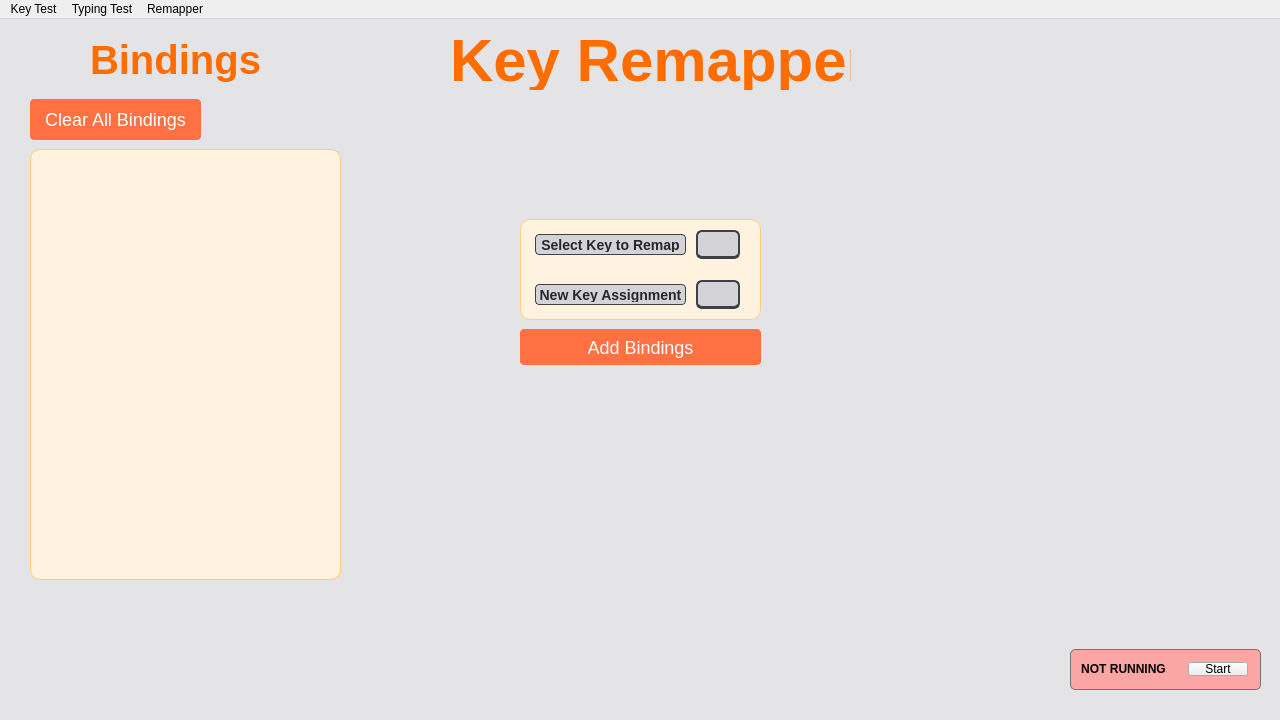
Before: the Qt Designer form resources/KeyScan.ui in ItzBlinkzy/KeyScan, drawn with Qt 5.
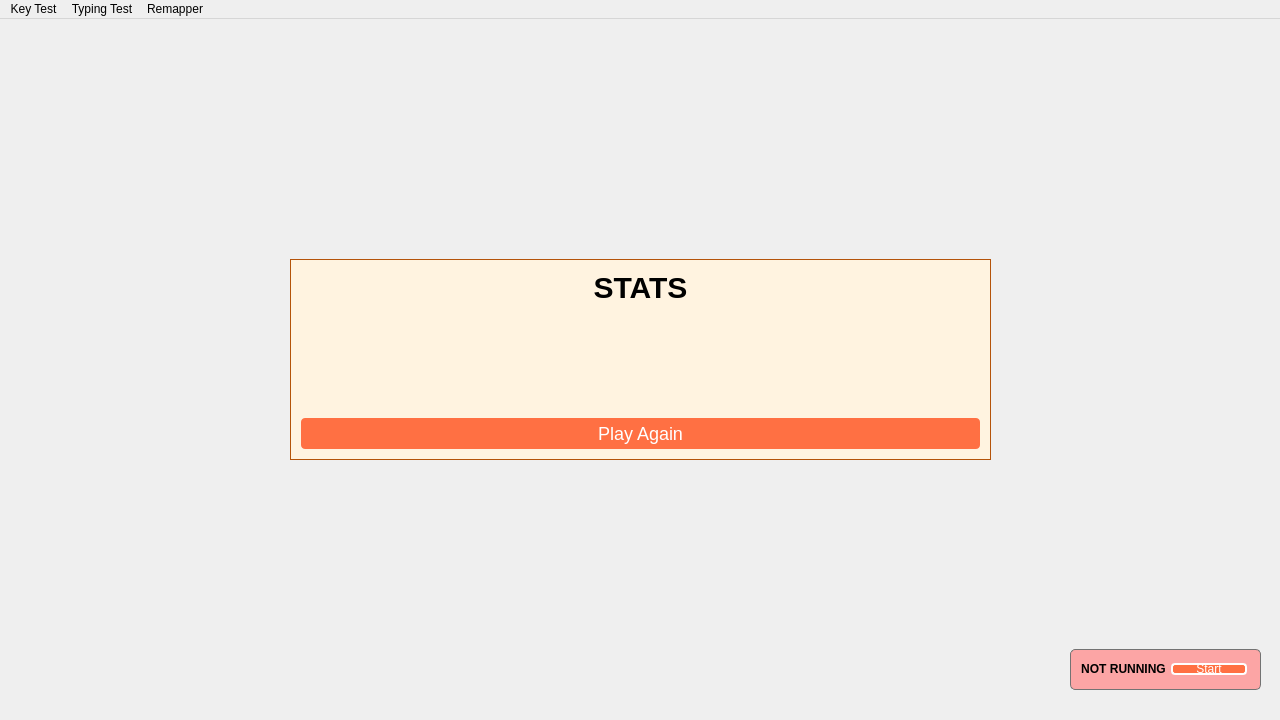
After: the same form once the commit is applied. The open tabs and pages were chosen to show the change.

```diff
--- a/resources/KeyScan.ui
+++ b/resources/KeyScan.ui
@@ -35,7 +35,7 @@
    <widget class="QStackedWidget" name="stackedWidget">
     <property name="geometry">
      <rect>
-      <x>-10</x>
+      <x>10</x>
       <y>0</y>
       <width>1351</width>
       <height>701</height>
@@ -682,6 +682,94 @@
       </property>
      </widget>
     </widget>
+    <widget class="QWidget" name="test_results_page">
+     <widget class="QWidget" name="stats_widget" native="true">
+      <property name="geometry">
+       <rect>
+        <x>280</x>
+        <y>240</y>
+        <width>701</width>
+        <height>201</height>
+       </rect>
+      </property>
+      <property name="styleSheet">
+       <string notr="true">#stats_widget {
+border: 1px solid #b45309;
+					   background-color: #FFF3E0;
+}</string>
+      </property>
+      <widget class="QWidget" name="verticalLayoutWidget_6">
+       <property name="geometry">
+        <rect>
+         <x>0</x>
+         <y>0</y>
+         <width>701</width>
+         <height>201</height>
+        </rect>
+       </property>
+       <layout class="QVBoxLayout" name="stats_layout">
+        <item>
+         <widget class="QLabel" name="stats_title_label">
+          <property name="styleSheet">
+           <string notr="true">#stats_title_label {
+font-size: 30px;
+font-weight: bold;
+}</string>
+          </property>
+          <property name="text">
+           <string>STATS</string>
+          </property>
+          <property name="alignment">
+           <set>Qt::AlignmentFlag::AlignCenter</set>
+          </property>
+         </widget>
+        </item>
+        <item>
+         <widget class="QLabel" name="duration_label">
+          <property name="text">
+           <string/>
+          </property>
+         </widget>
+        </item>
+        <item>
+         <widget class="QLabel" name="wpm_label">
+          <property name="text">
+           <string/>
+          </property>
+         </widget>
+        </item>
+        <item>
+         <widget class="QLabel" name="accuracy_label">
+          <property name="enabled">
+           <bool>true</bool>
+          </property>
+          <property name="text">
+           <string/>
+          </property>
+         </widget>
+        </item>
+        <item>
+         <widget class="QPushButton" name="play_again_button">
+          <property name="styleSheet">
+           <string notr="true">
+									   QPushButton {
+									   background-color: #FF7043;
+									   border-radius: 4px;
+									   color: white;
+									   font-size: 18px;
+									   padding: 5px;
+									   }
+								   </string>
+          </property>
+          <property name="text">
+           <string>Play Again</string>
+          </property>
+         </widget>
+        </item>
+       </layout>
+      </widget>
+     </widget>
+    </widget>
    </widget>
    <widget class="QWidget" name="remapper_state_widget" native="true">
     <property name="geometry">
@@ -757,10 +845,16 @@
          <enum>Qt::FocusPolicy::NoFocus</enum>
         </property>
         <property name="styleSheet">
-         <string notr="true">QPushButton {
-margin: 2px;
-margin-left: 20px;
-}</string>
+         <string notr="true">
+									   QPushButton {
+									   background-color: #FF7043;
+									   border-radius: 4px;
+										border: 2px solid white;
+									   color: white;
+									   font-size: 16;
+									   margin: 3px;
+									   }
+								   </string>
         </property>
         <property name="text">
          <string>Start</string>
```
Left out of the diff: 27 changed lines with no effect on the pictures.
